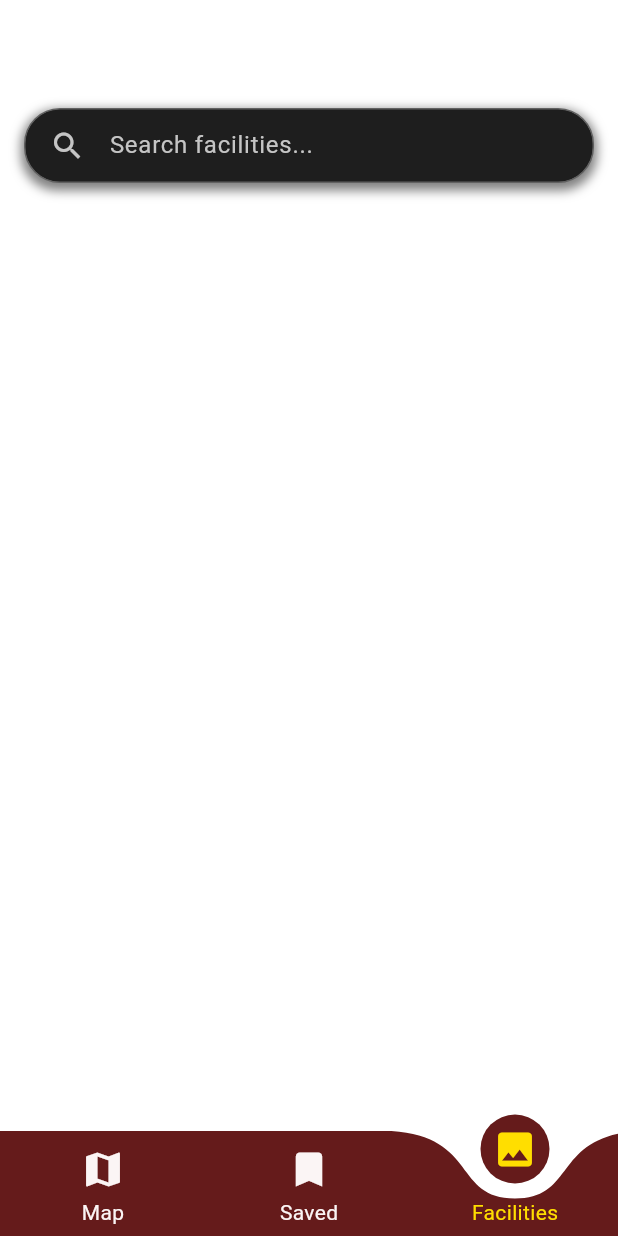
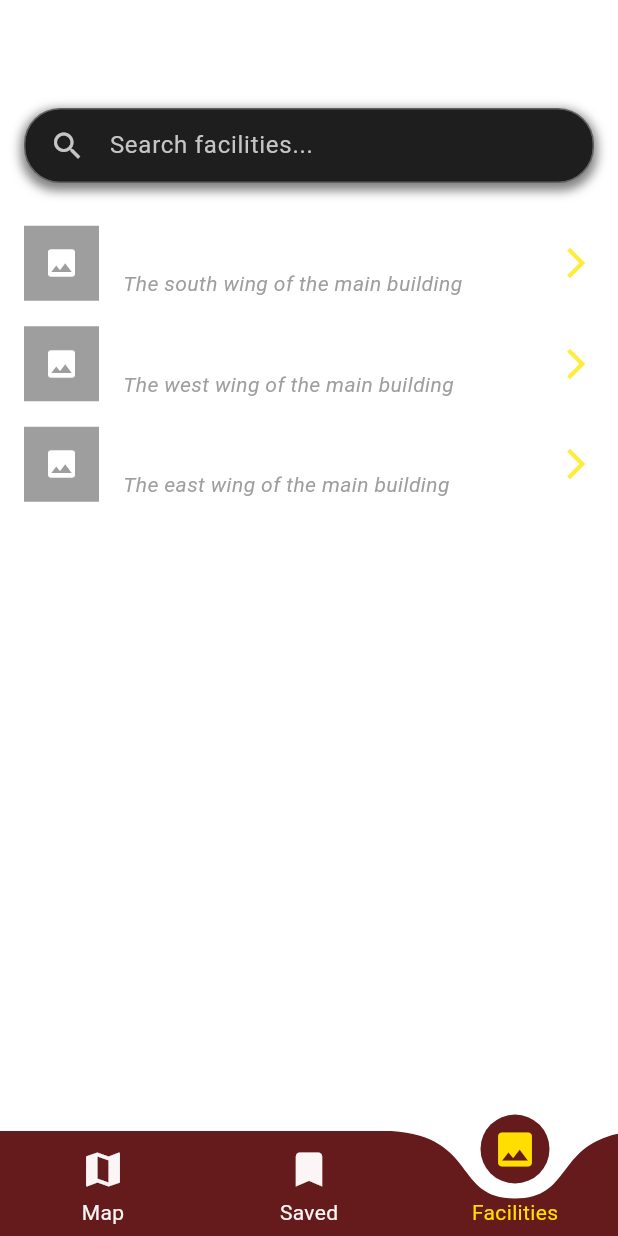
Before and after one commit to krislette/iskompas, a Flutter app: the screen it shows after launch, item 3 of the bottom bar chosen, on a phone screen of 412 x 824 dp. Run offline on Flutter 3.47's test engine with Material 3 defaults, Android fonts, the phone set to English and light mode, and no system bars; drawn by our look-alikes of curved_labeled_navigation_bar; our stand-ins replace carousel_slider, flutter_map, latlong2.

Commit message:
Added a row handler with sample data to see the layout

```diff
--- a/lib/pages/facilities_page.dart
+++ b/lib/pages/facilities_page.dart
@@ -7,6 +7,22 @@ class FacilitiesPage extends StatelessWidget {
 
   @override
   Widget build(BuildContext context) {
+    // Sample data for facilities
+    final facilities = [
+      {
+        'name': 'South Wing',
+        'description': 'The south wing of the main building',
+      },
+      {
+        'name': 'West Wing',
+        'description': 'The west wing of the main building',
+      },
+      {
+        'name': 'East Wing',
+        'description': 'The east wing of the main building',
+      },
+    ];
+
     return Scaffold(
       backgroundColor: Iskolors.colorBlack,
       appBar: AppBar(
@@ -26,9 +42,99 @@ class FacilitiesPage extends StatelessWidget {
               },
             ),
             const SizedBox(height: 20),
+            Expanded(
+              child: ListView.builder(
+                itemCount: facilities.length,
+                itemBuilder: (context, index) {
+                  final facility = facilities[index];
+                  return FacilityRow(
+                    name: facility['name']!,
+                    description: facility['description']!,
+                    isLast: index == facilities.length - 1,
+                  );
+                },
+              ),
+            ),
           ],
         ),
       ),
     );
   }
 }
+
+// Custom widget for each row
+class FacilityRow extends StatelessWidget {
+  final String name;
+  final String description;
+  final bool isLast; // Check if it's the last row to omit the bottom border
+
+  const FacilityRow({
+    super.key,
+    required this.name,
+    required this.description,
+    required this.isLast,
+  });
+
+  @override
+  Widget build(BuildContext context) {
+    return Column(
+      children: [
+        Container(
+          decoration: BoxDecoration(
+            border: Border(
+              top: BorderSide(color: Colors.white, width: 0.5),
+              bottom: isLast
+                  ? BorderSide(color: Colors.white, width: 1)
+                  : BorderSide(color: Colors.white, width: 0.5),
+            ),
+          ),
+          child: Padding(
+            padding: const EdgeInsets.symmetric(vertical: 8.0),
+            child: Row(
+              children: [
+                Container(
+                  width: 50,
+                  height: 50,
+                  color: Colors.grey, // Placeholder for image
+                  child: const Icon(
+                    Icons.image,
+                    color: Colors.white,
+                  ),
+                ),
+                const SizedBox(width: 16),
+                Expanded(
+                  child: Column(
+                    crossAxisAlignment: CrossAxisAlignment.start,
+                    children: [
+                      Text(
+                        name,
+                        style: const TextStyle(
+                          color: Colors.white,
+                          fontSize: 16,
+                          fontWeight: FontWeight.bold,
+                        ),
+                      ),
+                      const SizedBox(height: 4),
+                      Text(
+                        description,
+                        style: const TextStyle(
+                          color: Colors.grey,
+                          fontSize: 14,
+                          fontStyle: FontStyle.italic
+                        ),
+                      ),
+                    ],
+                  ),
+                ),
+                const Icon(
+                  Icons.arrow_forward_ios,
+                  color: Colors.yellow,
+                ),
+              ],
+            ),
+          ),
+        ),
+      ],
+    );
+  }
+}
```
